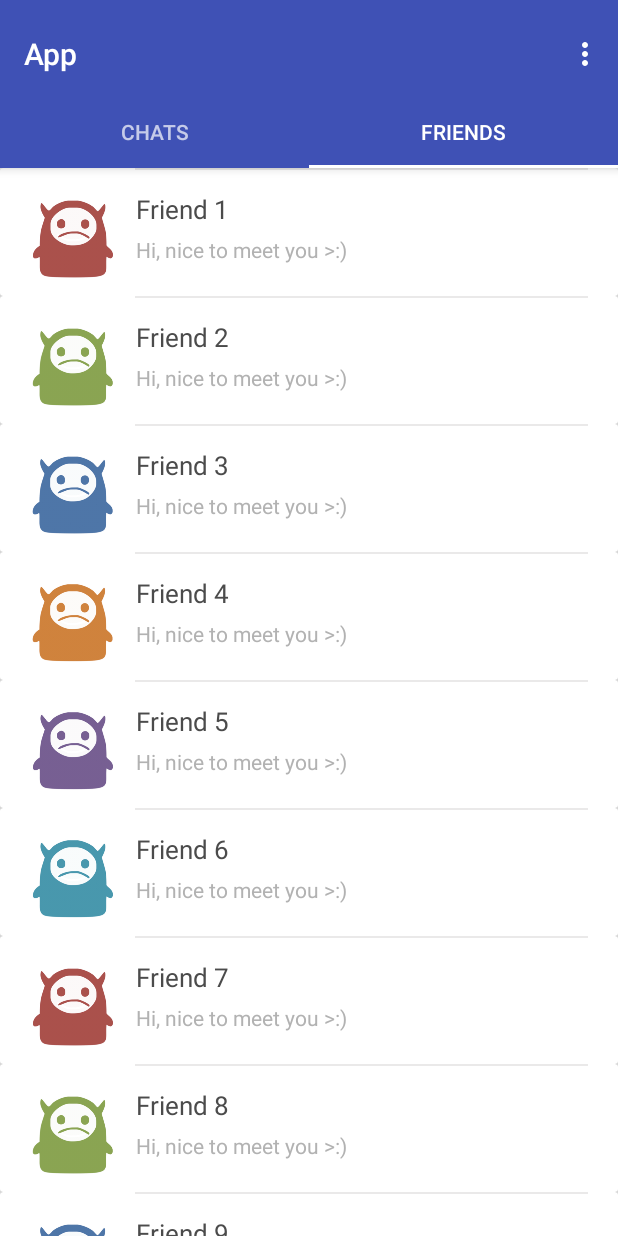
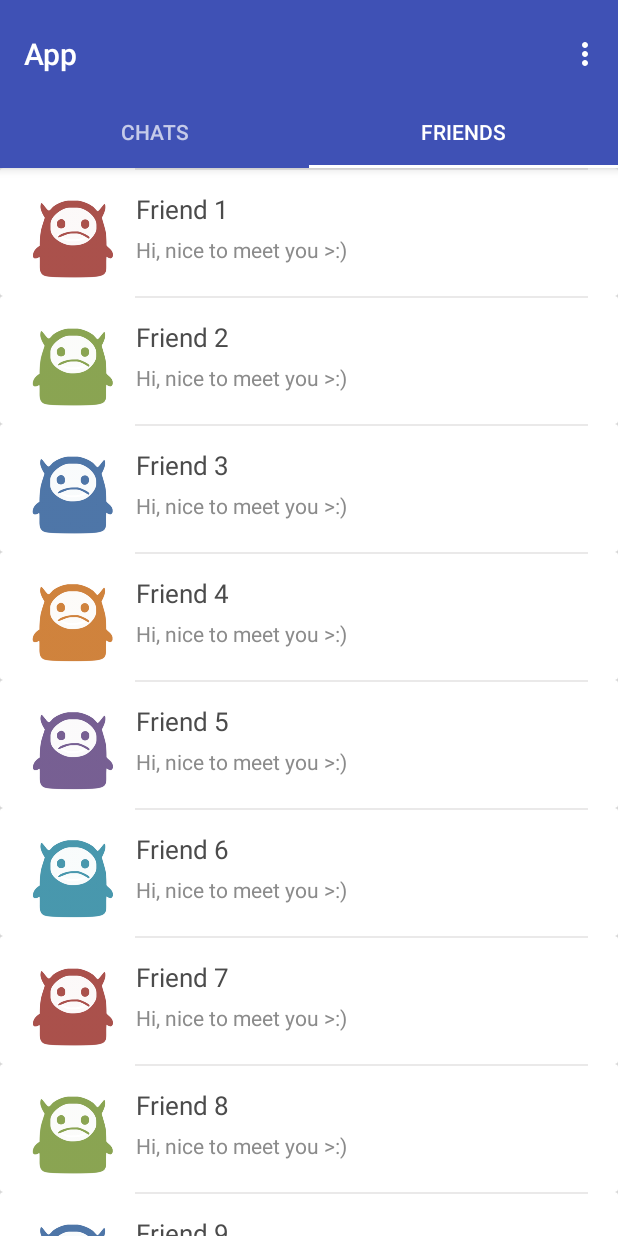
Before and after one commit to jun159/Splash2016, an Android app: the screen it shows after launch (MainActivity), tab 2 chosen, on a phone screen of 412 x 824 dp. Run offline under Robolectric (Android 15) with nearby library versions, the phone set to English and light mode, and no system bars.

Commit message:
Make grey darker

```diff
--- a/app/src/main/res/layout/list_friend.xml
+++ b/app/src/main/res/layout/list_friend.xml
@@ -46,7 +46,7 @@
                 android:id="@+id/list_friend_description"
                 android:layout_width="match_parent"
                 android:layout_height="wrap_content"
-                android:textColor="#b2b2b2"
+                android:textColor="#8b8b8b"
                 android:padding="5dp"
                 android:text="Enter description"
                 android:textSize="14sp"/>
```
